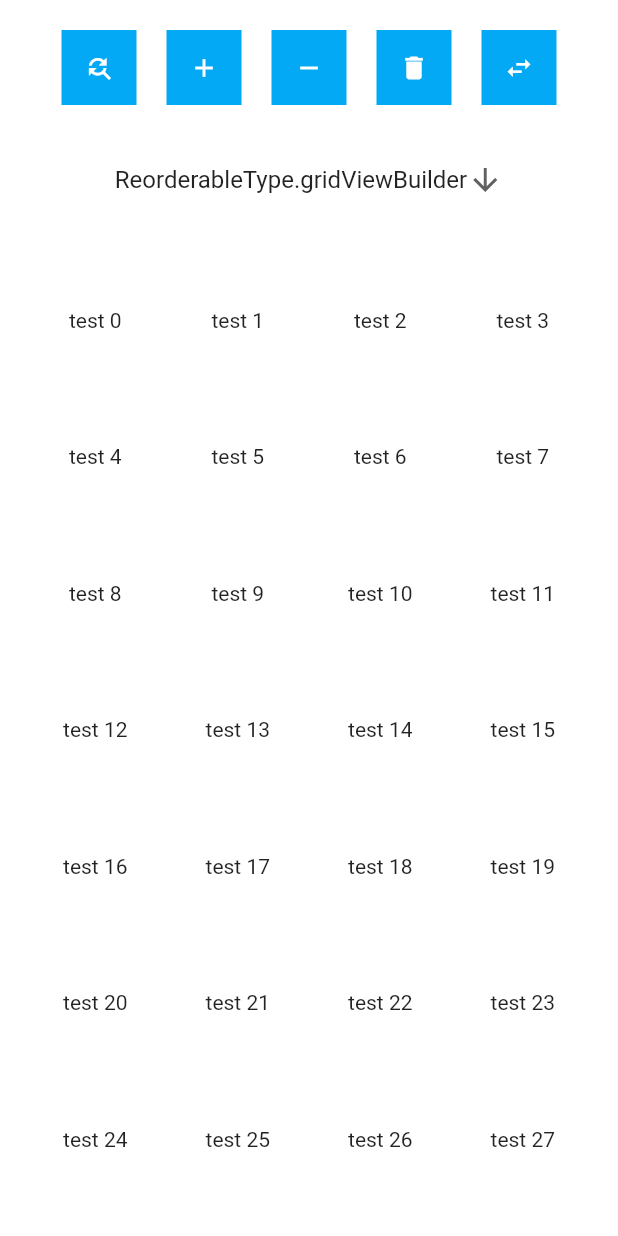
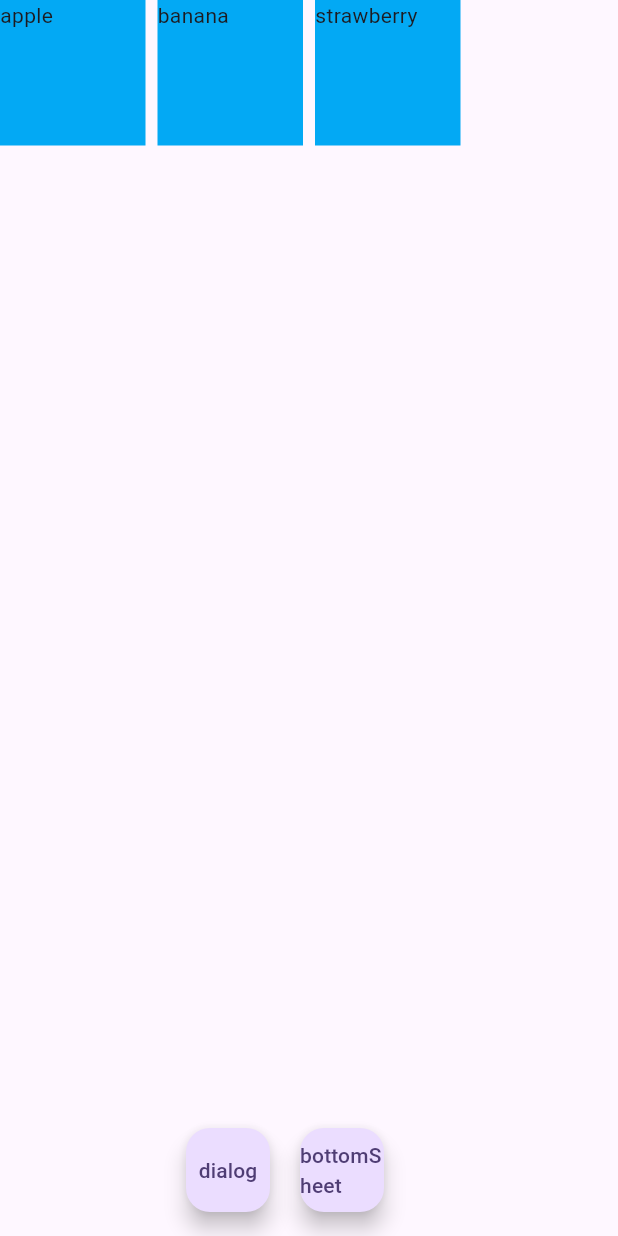
Before and after one commit to karvulf/flutter-reorderable-grid-view, a Flutter app: the screen it shows after launch, on a phone screen of 412 x 824 dp. Run offline on Flutter 3.47's test engine with Material 2 defaults, Android fonts, the phone set to English and light mode, and no system bars.

Commit message:
added new parameter

```diff
--- a/example/lib/main.dart
+++ b/example/lib/main.dart
@@ -1,270 +1,188 @@
 import 'package:flutter/material.dart';
-import 'package:flutter_reorderable_grid_view/widgets/custom_draggable.dart';
 import 'package:flutter_reorderable_grid_view/widgets/reorderable_builder.dart';
-import 'package:flutter_reorderable_grid_view_example/widgets/change_children_bar.dart';
 
-enum ReorderableType {
-  gridView,
-  gridViewCount,
-  gridViewExtent,
-  gridViewBuilder,
+void main() {
+  runApp(const MainApp());
 }
 
-void main() {
-  runApp(const MaterialApp(home: MyApp()));
+class MainApp extends StatelessWidget {
+  const MainApp({super.key});
+
+  // This widget is the root of your application.
+  @override
+  Widget build(BuildContext context) {
+    return MaterialApp(
+      title: 'Flutter Demo',
+      theme: ThemeData(
+        colorScheme: ColorScheme.fromSeed(seedColor: Colors.deepPurple),
+        useMaterial3: true,
+      ),
+      home: const MyApp(),
+    );
+  }
 }
 
 class MyApp extends StatefulWidget {
   const MyApp({Key? key}) : super(key: key);
 
   @override
-  State<MyApp> createState() => _MyAppState();
+  MyAppState createState() => MyAppState();
 }
 
-class _MyAppState extends State<MyApp> {
-  static const _startCounter = 3333;
-  final lockedIndices = <int>[];
-
-  int keyCounter = _startCounter;
-  List<int> children = List.generate(_startCounter, (index) => index);
-  ReorderableType reorderableType = ReorderableType.gridViewBuilder;
-
-  var _scrollController = ScrollController();
-  var _gridViewKey = GlobalKey();
+class MyAppState extends State<MyApp> {
+  final _scrollController = ScrollController();
+  final _gridViewKey = GlobalKey();
+  final _fruits = <String>["apple", "banana", "strawberry"];
 
   @override
   Widget build(BuildContext context) {
-    return Scaffold(
-      backgroundColor: Colors.white70,
-      body: SafeArea(
-        child: Padding(
-          padding: const EdgeInsets.fromLTRB(20, 20, 20, 0),
-          child: Column(
-            children: [
-              ChangeChildrenBar(
-                onTapAddChild: () {
-                  setState(() {
-                    // children = children..add(keyCounter++);
-                    children.insert(0, keyCounter++);
-                  });
-                },
-                onTapRemoveChild: () {
-                  if (children.isNotEmpty) {
-                    setState(() {
-                      // children = children..removeLast();
-                      children.removeAt(0);
-                    });
-                  }
-                },
-                onTapClear: () {
-                  if (children.isNotEmpty) {
-                    setState(() {
-                      children = <int>[];
-                    });
-                  }
-                },
-                onTapUpdateChild: () {
-                  if (children.isNotEmpty) {
-                    children[0] = 999;
-                    setState(() {
-                      children = children;
-                    });
-                  }
-                },
-                onTapSwap: () {
-                  final child1 = children[0];
-                  final child2 = children[1];
-                  children[0] = child2;
-                  children[1] = child1;
-                  setState(() {});
-                },
-              ),
-              DropdownButton<ReorderableType>(
-                value: reorderableType,
-                icon: const Icon(Icons.arrow_downward),
-                iconSize: 24,
-                elevation: 16,
-                itemHeight: 60,
-                underline: Container(
-                  height: 2,
-                  color: Colors.white,
-                ),
-                onChanged: (ReorderableType? reorderableType) {
-                  setState(() {
-                    _scrollController = ScrollController();
-                    _gridViewKey = GlobalKey();
-                    this.reorderableType = reorderableType!;
-                  });
-                },
-                items: ReorderableType.values.map((e) {
-                  return DropdownMenuItem<ReorderableType>(
-                    value: e,
-                    child: Text(e.toString()),
-                  );
-                }).toList(),
-              ),
-              const SizedBox(height: 20),
-              Expanded(child: _getReorderableWidget()),
-            ],
-          ),
+    final generatedChildren = List.generate(
+      _fruits.length,
+          (index) => Container(
+        key: Key(_fruits.elementAt(index)),
+        color: Colors.lightBlue,
+        child: Text(
+          _fruits.elementAt(index),
         ),
       ),
     );
-  }
 
-  Widget _getReorderableWidget() {
-    switch (reorderableType) {
-      case ReorderableType.gridView:
-        final generatedChildren = _getGeneratedChildren();
-        return ReorderableBuilder(
-          key: Key(_gridViewKey.toString()),
-          children: generatedChildren,
-          onReorder: _handleReorder,
-          lockedIndices: lockedIndices,
-          onDragStarted: _handleDragStarted,
-          onUpdatedDraggedChild: _handleUpdatedDraggedChild,
-          onDragEnd: _handleDragEnd,
+    return Scaffold(
+      body: ReorderableBuilder(
         scrollController: _scrollController,
+        onReorder: (onReorder) {
+          print('reorder');
+        },
         builder: (children) {
           return GridView(
             key: _gridViewKey,
             controller: _scrollController,
-              children: children,
             gridDelegate: const SliverGridDelegateWithFixedCrossAxisCount(
               crossAxisCount: 4,
               mainAxisSpacing: 4,
               crossAxisSpacing: 8,
             ),
-            );
-          },
-        );
-
-      case ReorderableType.gridViewCount:
-        final generatedChildren = _getGeneratedChildren();
-        return ReorderableBuilder(
-          key: Key(_gridViewKey.toString()),
-          children: generatedChildren,
-          onReorder: _handleReorder,
-          lockedIndices: lockedIndices,
-          scrollController: _scrollController,
-          fadeInDuration: Duration.zero,
-          enableLongPress: true,
-          builder: (children) {
-            return GridView.count(
-              key: _gridViewKey,
-              controller: _scrollController,
-              scrollDirection: Axis.horizontal,
-              crossAxisCount: 3,
-              shrinkWrap: true,
-              mainAxisSpacing: 5,
-              crossAxisSpacing: 5,
             children: children,
           );
         },
+        children: generatedChildren,
+      ),
+      floatingActionButton: Row(
+        mainAxisAlignment: MainAxisAlignment.center,
+        children: [
+          FloatingActionButton(
+              child: Text('dialog'),
+              onPressed: () {
+                showDialog(
+                  context: context,
+                  builder: (context) {
+                    return ReorderDialog();
+                  },
                 );
-      case ReorderableType.gridViewExtent:
-        final generatedChildren = _getGeneratedChildren();
+              }),
+          SizedBox(
+            width: 20,
+          ),
+          FloatingActionButton(
+              child: Text('bottomSheet'),
+              onPressed: () {
+                showModalBottomSheet(
+                  context: context,
+                  builder: (context) {
+                    return ReorderBottomSheet();
+                  },
+                );
+              }),
+        ],
+      ),
+    );
+  }
+}
+
+class ReorderBottomSheet extends StatelessWidget {
+  ReorderBottomSheet({super.key});
+  final _scrollController = ScrollController();
+  final _gridViewKey = GlobalKey();
+  final _fruits = <String>["apple", "banana", "strawberry"];
+
+  @override
+  Widget build(BuildContext context) {
+    final generatedChildren = List.generate(
+      _fruits.length,
+          (index) => Container(
+        key: Key(_fruits.elementAt(index)),
+        color: Colors.lightBlue,
+        child: Text(
+          _fruits.elementAt(index),
+        ),
+      ),
+    );
+
+    return DraggableScrollableSheet(
+      builder: (context, scrollController) {
         return ReorderableBuilder(
-          key: Key(_gridViewKey.toString()),
-          children: generatedChildren,
-          onReorder: _handleReorder,
-          lockedIndices: lockedIndices,
           scrollController: _scrollController,
+          onReorder: (onReorder) {
+            print('reorder');
+          },
           builder: (children) {
-            return GridView.extent(
+            return GridView(
               key: _gridViewKey,
               controller: _scrollController,
-              children: children,
-              maxCrossAxisExtent: 200,
-              padding: EdgeInsets.zero,
-              mainAxisSpacing: 12,
-              crossAxisSpacing: 12,
-            );
-          },
-        );
-
-      case ReorderableType.gridViewBuilder:
-        return ReorderableBuilder.builder(
-          key: Key(_gridViewKey.toString()),
-          onReorder: _handleReorder,
-          lockedIndices: lockedIndices,
-          onDragStarted: _handleDragStarted,
-          onUpdatedDraggedChild: _handleUpdatedDraggedChild,
-          onDragEnd: _handleDragEnd,
-          scrollController: _scrollController,
-          childBuilder: (itemBuilder) {
-            return GridView.builder(
-              key: _gridViewKey,
-              controller: _scrollController,
-              itemCount: children.length,
-              itemBuilder: (context, index) {
-                return itemBuilder(
-                  _getChild(index: index),
-                  index,
-                );
-              },
               gridDelegate: const SliverGridDelegateWithFixedCrossAxisCount(
                 crossAxisCount: 4,
                 mainAxisSpacing: 4,
                 crossAxisSpacing: 8,
               ),
+              children: children,
+            );
+          },
+          children: generatedChildren,
         );
       },
     );
   }
 }
 
-  List<Widget> _getGeneratedChildren() {
-    return List<Widget>.generate(
-      children.length,
-      (index) => _getChild(index: index),
-    );
-  }
+class ReorderDialog extends StatelessWidget {
+  ReorderDialog({super.key});
+  final _scrollController = ScrollController();
+  final _gridViewKey = GlobalKey();
+  final _fruits = <String>["apple", "banana", "strawberry"];
 
-  Widget _getChild({required int index}) {
-    return CustomDraggable(
-      key: Key(children[index].toString()),
-      data: index,
-      child: Container(
-        decoration: BoxDecoration(
-          color: lockedIndices.contains(index) ? Colors.black : Colors.white,
-        ),
-        height: 100.0,
-        width: 100.0,
-        child: Center(
+  @override
+  Widget build(BuildContext context) {
+    final generatedChildren = List.generate(
+      _fruits.length,
+          (index) => Container(
+        key: Key(_fruits.elementAt(index)),
+        color: Colors.lightBlue,
         child: Text(
-            'test ${children[index]}',
-            style: const TextStyle(),
-          ),
+          _fruits.elementAt(index),
         ),
       ),
     );
-  }
 
-  void _handleDragStarted(int index) {
-    _showSnackbar(text: 'Dragging at index $index has started!');
-  }
-
-  void _handleUpdatedDraggedChild(int index) {
-    _showSnackbar(text: 'Dragged child updated position to $index');
-  }
-
-  void _handleReorder(ReorderedListFunction reorderedListFunction) {
-    setState(() {
-      children = reorderedListFunction(children) as List<int>;
-    });
-  }
-
-  void _handleDragEnd(int index) {
-    _showSnackbar(text: 'Dragging was finished at $index!');
-  }
-
-  void _showSnackbar({required String text}) {
-    ScaffoldMessenger.of(context).clearSnackBars();
-    final snackBar = SnackBar(
-      content: Text(text),
-      duration: const Duration(milliseconds: 1000),
+    return Dialog(
+      child: ReorderableBuilder(
+        scrollController: _scrollController,
+        onReorder: (onReorder) {
+          print('reorder');
+        },
+        builder: (children) {
+          return GridView(
+            key: _gridViewKey,
+            controller: _scrollController,
+            gridDelegate: const SliverGridDelegateWithFixedCrossAxisCount(
+              crossAxisCount: 4,
+              mainAxisSpacing: 4,
+              crossAxisSpacing: 8,
+            ),
+            children: children,
           );
-    ScaffoldMessenger.of(context).showSnackBar(snackBar);
+        },
+        children: generatedChildren,
+      ),
+    );
   }
 }
--- a/lib/widgets/reorderable_animated_released_container.dart
+++ b/lib/widgets/reorderable_animated_released_container.dart
@@ -17,6 +17,9 @@ class ReorderableAnimatedReleasedContainer extends StatefulWidget {
   /// Current scrolling offset for vertical and horizontal scrolling.
   final Offset scrollOffset;
 
+  /// [Duration] for the position animation when a dragged child was released.
+  final Duration releasedChildDuration;
+
   /// Describes [reorderableEntity] that is released after drag and drop.
   ///
   /// If this value is not null, it will be checked, if this is related to
@@ -27,6 +30,7 @@ class ReorderableAnimatedReleasedContainer extends StatefulWidget {
     required this.child,
     required this.reorderableEntity,
     required this.scrollOffset,
+    required this.releasedChildDuration,
     required this.releasedReorderableEntity,
     Key? key,
   }) : super(key: key);
@@ -51,7 +55,7 @@ class _ReorderableAnimatedReleasedContainerState
 
     // Todo: add duration to parameter of this package
     _offsetAnimationController = AnimationController(
-      duration: const Duration(milliseconds: 400),
+      duration: widget.releasedChildDuration,
       vsync: this,
     );
   }
--- a/lib/widgets/reorderable_builder.dart
+++ b/lib/widgets/reorderable_builder.dart
@@ -73,6 +73,14 @@ class ReorderableBuilder extends StatefulWidget {
   /// Default value: const Duration(milliseconds: 500)
   final Duration fadeInDuration;
 
+  /// [Duration] for the position animation when a dragged child was released.
+  ///
+  /// The duration influence the time of the released dragged child going back
+  /// to his new position.
+  ///
+  /// Default value: const Duration(milliseconds: 150)
+  final Duration releasedChildDuration;
+
   /// [BoxDecoration] for the child that is dragged around.
   final BoxDecoration? dragChildBoxDecoration;
 
@@ -91,9 +99,7 @@ class ReorderableBuilder extends StatefulWidget {
   /// longer delay is necessary to ensure a correct behavior when using drag and drop.
   ///
   /// Not recommended to use.
-  @Deprecated(
-    """This can be removed and is not required anymore to fix weird drag and drop behavior.""",
-  )
+  @Deprecated("""This can be removed and is not required anymore.""")
   final Duration? initDelay;
 
   /// Callback when dragging starts with the index where it started.
@@ -137,6 +143,7 @@ class ReorderableBuilder extends StatefulWidget {
     this.automaticScrollExtent = 80.0,
     this.enableScrollingWhileDragging = true,
     this.fadeInDuration = const Duration(milliseconds: 500),
+    this.releasedChildDuration = const Duration(milliseconds: 150),
     this.dragChildBoxDecoration,
     this.initDelay,
     this.onDragStarted,
@@ -147,6 +154,7 @@ class ReorderableBuilder extends StatefulWidget {
         childBuilder = null,
         super(key: key);
 
+  // Todo: werte eher oben definieren und hier wiederverwenden
   const ReorderableBuilder.builder({
     required this.childBuilder,
     this.scrollController,
@@ -158,6 +166,7 @@ class ReorderableBuilder extends StatefulWidget {
     this.automaticScrollExtent = 80.0,
     this.enableScrollingWhileDragging = true,
     this.fadeInDuration = const Duration(milliseconds: 500),
+    this.releasedChildDuration = const Duration(milliseconds: 150),
     this.dragChildBoxDecoration,
     this.initDelay,
     this.onDragStarted,
@@ -306,6 +315,7 @@ class _ReorderableBuilderState extends State<ReorderableBuilder>
             releasedReorderableEntity:
                 _reorderableController.releasedReorderableEntity,
             scrollOffset: _getScrollOffset(),
+            releasedChildDuration: widget.releasedChildDuration,
             reorderableEntity: reorderableEntity,
             child: ReorderableDraggable(
               reorderableEntity: reorderableEntity,
```
Lines whose indentation alone changed are shown as unchanged.
